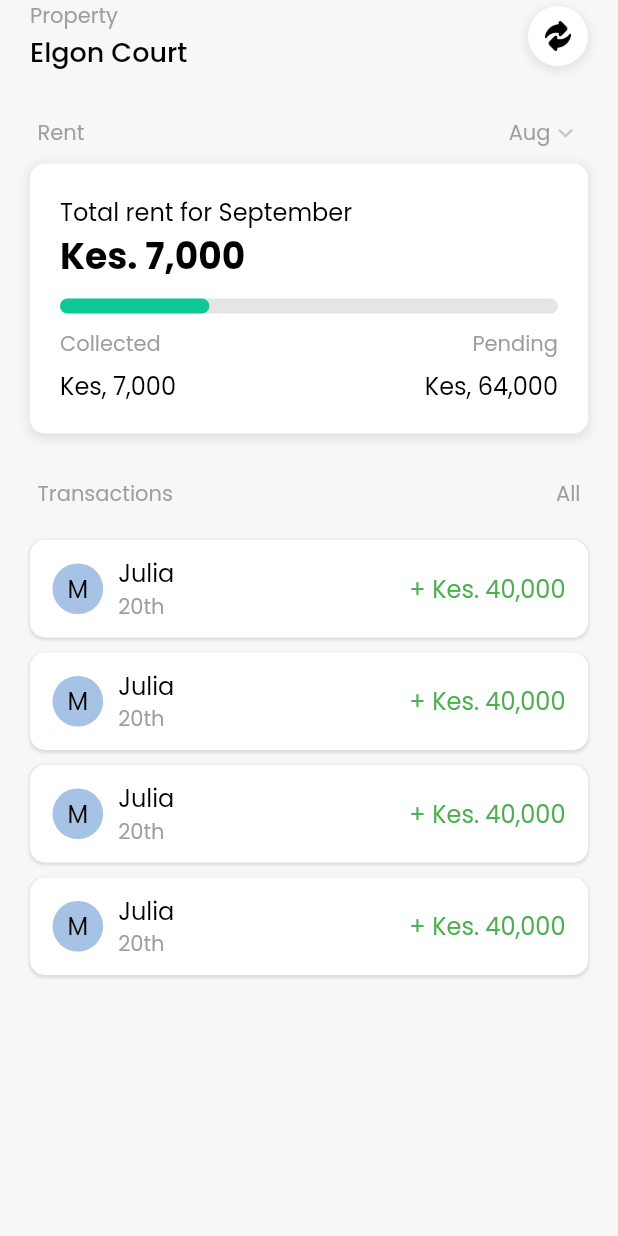
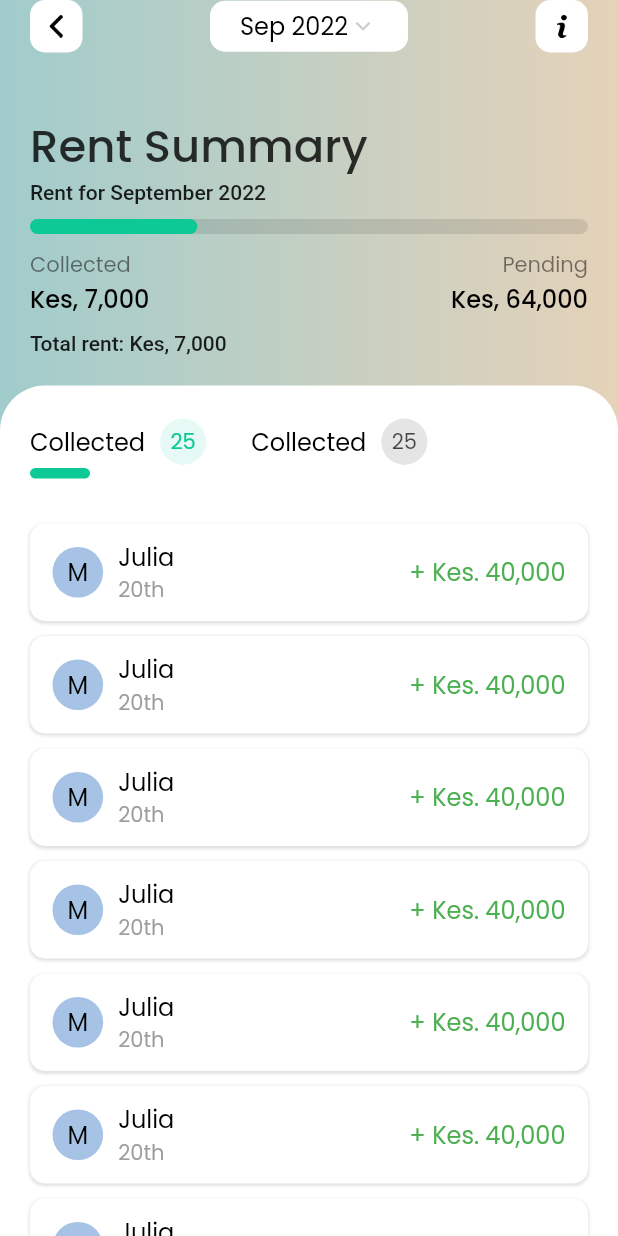
Before and after one commit to NjokiCynthia/beyondRent, a Flutter app: the Home screen opened directly, after a tap on "Total rent for September", on a phone screen of 412 x 824 dp. Run offline on Flutter 3.47's test engine with Material 2 defaults, Android fonts, the phone set to English and light mode, and no system bars; our stand-ins replace animated_splash_screen, google_fonts, intl_phone_number_input, introduction_screen, persistent_bottom_nav_bar.

Commit message:
dashboard process update

```diff
--- a/lib/main.dart
+++ b/lib/main.dart
@@ -23,6 +23,7 @@ class MyApp extends StatelessWidget {
           bodyMedium: AppTextStyles.normal,
           bodySmall: AppTextStyles.small,
           labelMedium: AppTextStyles.normalGreen,
+          titleMedium: AppTextStyles.titleNormalBold,
         ),
       ),
       debugShowCheckedModeBanner: false,
--- a/lib/screens/dashboard/home.dart
+++ b/lib/screens/dashboard/home.dart
@@ -1,6 +1,8 @@
 import 'package:flutter/material.dart';
 import 'package:x_rent/utilities/constants.dart';
 import 'package:x_rent/utilities/widgets.dart';
+import 'package:x_rent/screens/dashboard/propertyDetails.dart';
+import 'package:persistent_bottom_nav_bar/persistent_tab_view.dart';
 import 'package:intl/intl.dart';
 
 class Home extends StatefulWidget {
@@ -75,16 +77,15 @@ class _HomeState extends State<Home> {
                 'Rent',
                 style: Theme.of(context).textTheme.bodySmall,
               ),
-              Row(
-                children: [
               GestureDetector(
                 onTap: () {
                   _showDayPicker(context);
                 },
-                    child: Text(
+                child: Row(
+                  children: [
+                    Text(
                       currentMonth,
                       style: Theme.of(context).textTheme.bodySmall,
-                    ),
                     ),
                     Icon(
                       Icons.keyboard_arrow_down,
@@ -93,12 +94,20 @@ class _HomeState extends State<Home> {
                     )
                   ],
                 ),
+              ),
             ],
           ),
         ),
         const SizedBox(height: 10),
         GestureDetector(
-          onTap: () {},
+          onTap: () {
+            PersistentNavBarNavigator.pushNewScreen(
+              context,
+              screen: const PropertyDetails(),
+              withNavBar: false,
+              pageTransitionAnimation: PageTransitionAnimation.cupertino,
+            );
+          },
           child: Container(
             padding: const EdgeInsets.all(20),
             decoration: BoxDecoration(
--- /dev/null
+++ b/lib/screens/dashboard/propertyDetails.dart
@@ -0,0 +1,205 @@
+import 'package:flutter/material.dart';
+import 'package:x_rent/utilities/constants.dart';
+import 'package:x_rent/utilities/widgets.dart';
+import 'package:intl/intl.dart';
+
+class PropertyDetails extends StatefulWidget {
+  const PropertyDetails({Key? key}) : super(key: key);
+
+  @override
+  State<PropertyDetails> createState() => _PropertyDetailsState();
+}
+
+class _PropertyDetailsState extends State<PropertyDetails> {
+  @override
+  void initState() {
+    super.initState();
+  }
+
+  @override
+  Widget build(BuildContext context) {
+    Widget propertySummary = Container(
+      padding: const EdgeInsets.fromLTRB(20, 0, 20, 0),
+      margin: const EdgeInsets.only(
+        top: 40,
+        bottom: 20,
+      ),
+      child: Column(
+        crossAxisAlignment: CrossAxisAlignment.start,
+        children: [
+          Text(
+            'Rent Summary',
+            style: Theme.of(context).textTheme.titleLarge,
+          ),
+          Text(
+            'Rent for September 2022',
+            style: Theme.of(context).textTheme.bodyLarge,
+          ),
+          const SizedBox(height: 10),
+          const ProgressBar(progress: 30),
+          const SizedBox(height: 10),
+          Row(
+            mainAxisAlignment: MainAxisAlignment.spaceBetween,
+            children: [
+              Text(
+                'Collected',
+                style: Theme.of(context)
+                    .textTheme
+                    .bodySmall!
+                    .copyWith(color: Colors.black.withOpacity(0.5)),
+              ),
+              Text(
+                'Pending',
+                style: Theme.of(context)
+                    .textTheme
+                    .bodySmall!
+                    .copyWith(color: Colors.black.withOpacity(0.5)),
+              ),
+            ],
+          ),
+          Row(
+            mainAxisAlignment: MainAxisAlignment.spaceBetween,
+            children: [
+              Text(
+                'Kes, 7,000',
+                style: Theme.of(context).textTheme.titleMedium,
+              ),
+              Text(
+                'Kes, 64,000',
+                style: Theme.of(context).textTheme.titleMedium,
+              ),
+            ],
+          ),
+          const SizedBox(height: 10),
+          Text(
+            'Total rent: Kes, 7,000',
+            style: Theme.of(context).textTheme.bodyLarge,
+          ),
+        ],
+      ),
+    );
+    Widget propertyDetails = Container(
+      padding: const EdgeInsets.all(20),
+      decoration: const BoxDecoration(
+        color: Colors.white,
+        borderRadius: BorderRadius.only(
+          topLeft: Radius.circular(30),
+          topRight: Radius.circular(30),
+        ),
+      ),
+      child: Column(
+        crossAxisAlignment: CrossAxisAlignment.start,
+        children: [
+          Row(
+            children: [
+              Container(
+                margin: const EdgeInsets.only(right: 30),
+                child: Row(
+                  children: [
+                    Text(
+                      'Collected',
+                      style: Theme.of(context).textTheme.bodyMedium,
+                    ),
+                    Container(
+                      padding: const EdgeInsets.fromLTRB(7, 7, 7, 7),
+                      margin: const EdgeInsets.only(left: 10),
+                      decoration: BoxDecoration(
+                        color: mintyGreen.withOpacity(0.1),
+                        shape: BoxShape.circle,
+                      ),
+                      child: Text(
+                        '25',
+                        style: Theme.of(context)
+                            .textTheme
+                            .bodySmall!
+                            .copyWith(color: mintyGreen),
+                      ),
+                    ),
+                  ],
+                ),
+              ),
+              Row(
+                children: [
+                  Text(
+                    'Collected',
+                    style: Theme.of(context).textTheme.bodyMedium,
+                  ),
+                  Container(
+                    padding: const EdgeInsets.fromLTRB(7, 7, 7, 7),
+                    margin: const EdgeInsets.only(left: 10),
+                    decoration: BoxDecoration(
+                      color: Colors.black.withOpacity(0.1),
+                      shape: BoxShape.circle,
+                    ),
+                    child: Text(
+                      '25',
+                      style: Theme.of(context)
+                          .textTheme
+                          .bodySmall!
+                          .copyWith(color: Colors.black.withOpacity(0.7)),
+                    ),
+                  ),
+                ],
+              )
+            ],
+          ),
+          Container(
+            height: 7,
+            width: 40,
+            decoration: BoxDecoration(
+              color: mintyGreen,
+              borderRadius: BorderRadius.circular(30),
+            ),
+          ),
+          const SizedBox(height: 30),
+          const TransactionCard(name: 'Julia', date: '20th', amount: 2000),
+          const TransactionCard(name: 'Julia', date: '20th', amount: 2000),
+          const TransactionCard(name: 'Julia', date: '20th', amount: 2000),
+          const TransactionCard(name: 'Julia', date: '20th', amount: 2000),
+          const TransactionCard(name: 'Julia', date: '20th', amount: 2000),
+          const TransactionCard(name: 'Julia', date: '20th', amount: 2000),
+          const TransactionCard(name: 'Julia', date: '20th', amount: 2000),
+          const TransactionCard(name: 'Julia', date: '20th', amount: 2000),
+        ],
+      ),
+    );
+    return Scaffold(
+      backgroundColor:
+          Colors.transparent, // Set transparent background for the Scaffold
+      body: Container(
+        decoration: const BoxDecoration(
+          gradient: LinearGradient(
+            begin: Alignment.centerLeft,
+            end: Alignment.centerRight,
+            colors: [
+              Color.fromRGBO(161, 204, 204, 1),
+              Color.fromRGBO(229, 210, 185, 1)
+            ],
+          ),
+        ),
+        child: SafeArea(
+          bottom: false,
+          child: Column(
+            children: [
+              Container(
+                padding: const EdgeInsets.fromLTRB(20, 0, 20, 0),
+                child: DashboardAppbar(
+                  propertyNav: true,
+                  callback: (value) {},
+                ),
+              ),
+              Expanded(
+                child: ListView(
+                  children: [
+                    propertySummary,
+                    propertyDetails,
+                  ],
+                ),
+              ),
+            ],
+          ),
+        ),
+      ),
+    );
+  }
+}
--- a/lib/screens/dashboard/transactions.dart
+++ b/lib/screens/dashboard/transactions.dart
@@ -16,6 +16,15 @@ class _TransactionsState extends State<Transactions> {
       mainAxisSize: MainAxisSize.min,
       crossAxisAlignment: CrossAxisAlignment.start,
       children: [
+        Align(
+          alignment: Alignment.center,
+          child: Text(
+            'Filter Transactions',
+            style: Theme.of(context).textTheme.bodyMedium,
+            textAlign: TextAlign.center,
+          ),
+        ),
+        const SizedBox(height: 20),
         Text(
           'Payment Method',
           style: Theme.of(context).textTheme.bodySmall,
--- a/lib/utilities/constants.dart
+++ b/lib/utilities/constants.dart
@@ -30,6 +30,11 @@ class AppTextStyles {
     fontSize: 16,
     color: Colors.black,
   );
+  static final TextStyle titleNormalBold = GoogleFonts.poppins(
+    fontSize: 16,
+    color: Colors.black,
+    fontWeight: FontWeight.w500,
+  );
   static final TextStyle normalGreen = GoogleFonts.poppins(
     fontSize: 16,
     color: Colors.green,
--- a/lib/utilities/widgets.dart
+++ b/lib/utilities/widgets.dart
@@ -17,6 +17,7 @@ class DashboardAppbar extends StatelessWidget {
   final String? headerBody;
   final num? leftHeader;
   final dynamic icon;
+  final bool? propertyNav;
   final ValueSetter<dynamic>? callback;
   const DashboardAppbar({
     super.key,
@@ -24,12 +25,66 @@ class DashboardAppbar extends StatelessWidget {
     this.headerBody,
     this.leftHeader,
     this.icon,
+    this.propertyNav,
     this.callback,
   });
 
   @override
   Widget build(BuildContext context) {
-    return Row(
+    return propertyNav == true
+        ? Row(
+            mainAxisAlignment: MainAxisAlignment.spaceBetween,
+            children: [
+              GestureDetector(
+                onTap: () {
+                  Navigator.pop(context);
+                },
+                child: Container(
+                  padding: const EdgeInsets.fromLTRB(10, 10, 10, 10),
+                  decoration: BoxDecoration(
+                    color: Colors.white,
+                    borderRadius: BorderRadius.circular(10),
+                  ),
+                  child: Image.asset(
+                    'assets/images/icons/left-arrow.png',
+                    width: 15,
+                  ),
+                ),
+              ),
+              Container(
+                padding: const EdgeInsets.fromLTRB(20, 5, 20, 5),
+                decoration: BoxDecoration(
+                  color: Colors.white,
+                  borderRadius: BorderRadius.circular(10),
+                ),
+                child: Row(
+                  children: [
+                    Text(
+                      'Sep 2022',
+                      style: Theme.of(context).textTheme.bodyMedium,
+                    ),
+                    Icon(
+                      Icons.keyboard_arrow_down,
+                      color: Colors.black.withOpacity(0.2),
+                      size: 20,
+                    ),
+                  ],
+                ),
+              ),
+              Container(
+                padding: const EdgeInsets.fromLTRB(10, 10, 10, 10),
+                decoration: BoxDecoration(
+                  color: Colors.white,
+                  borderRadius: BorderRadius.circular(10),
+                ),
+                child: Image.asset(
+                  'assets/images/icons/info.png',
+                  width: 15,
+                ),
+              ),
+            ],
+          )
+        : Row(
             mainAxisAlignment: MainAxisAlignment.start,
             crossAxisAlignment: CrossAxisAlignment.center,
             children: [
--- a/pubspec.yaml
+++ b/pubspec.yaml
@@ -71,6 +71,8 @@ flutter:
     - assets/images/icons/filter.png
     - assets/images/icons/home.png
     - assets/images/icons/bank.png
+    - assets/images/icons/left-arrow.png
+    - assets/images/icons/info.png
 
     #Illustrations
     - assets/illustrations/invoice.png
```
Also changed, not shown: assets/images/icons/info.png (added), assets/images/icons/left-arrow.png (added). Lines whose indentation alone changed are shown as unchanged.
